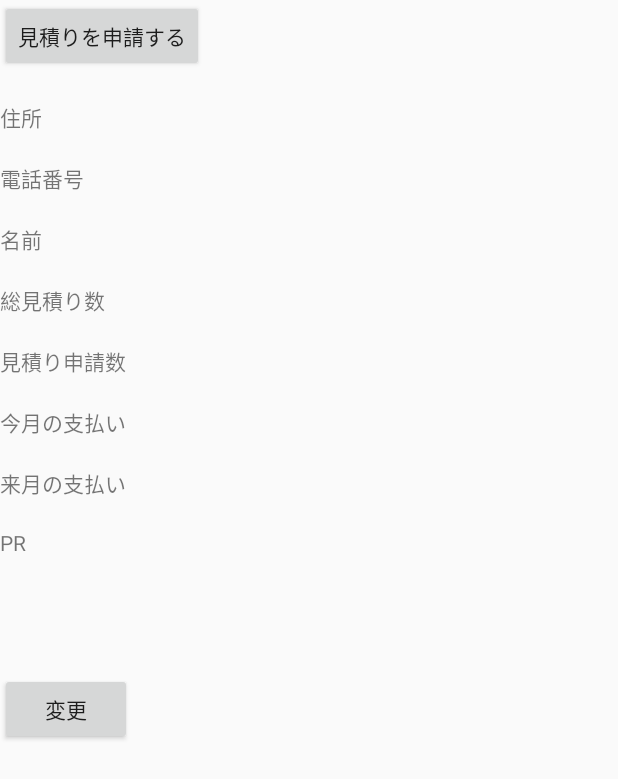
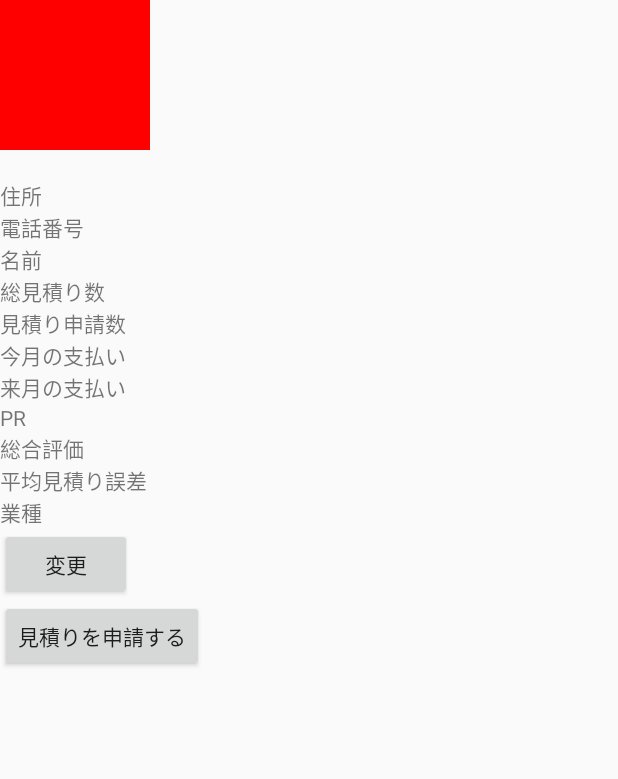
Before and after one commit to sonyanai/GoodHomes, an Android app: the layout fragment_businessaccount.xml on its own in the app's theme, with its tools: preview values and no code run, on a phone screen of 412 x 824 dp. Shown: the top 779 px of the screen. Run offline under Robolectric (Android 15) with nearby library versions, the phone set to English and light mode, and no system bars.

Commit message:
こっちに変更
ログイン中のダイアログと
エディットテキストの制限
客が日付けを指定してその日に大丈夫な会社がチャットに参加する人数制限あり
他より4000円くらい安いのを売りにする(人件費)
ソートは総合評価，平均見積り誤差，評価人数，評価数の割合，業種

```diff
--- a/app/src/main/res/layout/fragment_businessaccount.xml
+++ b/app/src/main/res/layout/fragment_businessaccount.xml
@@ -9,18 +9,21 @@
         android:orientation="vertical">
 
         <ImageView
-            android:layout_width="wrap_content"
-            android:layout_height="wrap_content"
+            android:layout_width="100dp"
+            android:layout_height="100dp"
+            android:background="#FF0000"
             android:id="@+id/companyImageView"/>
-        <Button
-            android:layout_width="wrap_content"
-            android:layout_height="wrap_content"
-            android:id="@+id/estimateButton"
-            android:text="見積りを申請する"/>
+
         <TextView
             android:layout_width="wrap_content"
             android:layout_height="wrap_content"
             android:id="@+id/companyNameTextView"/>
+
+        <LinearLayout
+            android:layout_width="match_parent"
+            android:layout_height="wrap_content"
+            android:orientation="horizontal">
+
             <TextView
                 android:layout_width="wrap_content"
                 android:layout_height="wrap_content"
@@ -28,7 +31,15 @@
             <TextView
                 android:layout_width="wrap_content"
                 android:layout_height="wrap_content"
-            android:id="@+id/addressTextView"/>
+                android:id="@+id/addressTextView"
+                android:paddingLeft="5dp"/>
+        </LinearLayout>
+
+        <LinearLayout
+            android:layout_width="match_parent"
+            android:layout_height="wrap_content"
+            android:orientation="horizontal">
+
             <TextView
                 android:layout_width="wrap_content"
                 android:layout_height="wrap_content"
@@ -36,7 +47,15 @@
             <TextView
                 android:layout_width="wrap_content"
                 android:layout_height="wrap_content"
-            android:id="@+id/companyNumberTextView"/>
+                android:id="@+id/companyNumberTextView"
+                android:paddingLeft="5dp"/>
+        </LinearLayout>
+
+        <LinearLayout
+            android:layout_width="match_parent"
+            android:layout_height="wrap_content"
+            android:orientation="horizontal">
+
             <TextView
                 android:layout_width="wrap_content"
                 android:layout_height="wrap_content"
@@ -44,7 +63,15 @@
             <TextView
                 android:layout_width="wrap_content"
                 android:layout_height="wrap_content"
-            android:id="@+id/nameTextView"/>
+                android:id="@+id/nameTextView"
+                android:paddingLeft="5dp"/>
+        </LinearLayout>
+
+        <LinearLayout
+            android:layout_width="match_parent"
+            android:layout_height="wrap_content"
+            android:orientation="horizontal">
+
             <TextView
                 android:layout_width="wrap_content"
                 android:layout_height="wrap_content"
@@ -52,7 +79,15 @@
             <TextView
                 android:layout_width="wrap_content"
                 android:layout_height="wrap_content"
-            android:id="@+id/totalEstimateTextView"/>
+                android:id="@+id/totalEstimateTextView"
+                android:paddingLeft="5dp"/>
+        </LinearLayout>
+
+        <LinearLayout
+            android:layout_width="match_parent"
+            android:layout_height="wrap_content"
+            android:orientation="horizontal">
+
             <TextView
                 android:layout_width="wrap_content"
                 android:layout_height="wrap_content"
@@ -60,7 +95,15 @@
             <TextView
                 android:layout_width="wrap_content"
                 android:layout_height="wrap_content"
-            android:id="@+id/unwatchEstimateTextView"/>
+                android:id="@+id/unwatchEstimateTextView"
+                android:paddingLeft="5dp"/>
+        </LinearLayout>
+
+        <LinearLayout
+            android:layout_width="match_parent"
+            android:layout_height="wrap_content"
+            android:orientation="horizontal">
+
             <TextView
                 android:layout_width="wrap_content"
                 android:layout_height="wrap_content"
@@ -68,7 +111,15 @@
             <TextView
                 android:layout_width="wrap_content"
                 android:layout_height="wrap_content"
-            android:id="@+id/thisPaymentTextView"/>
+                android:id="@+id/thisPaymentTextView"
+                android:paddingLeft="5dp"/>
+        </LinearLayout>
+
+        <LinearLayout
+            android:layout_width="match_parent"
+            android:layout_height="wrap_content"
+            android:orientation="horizontal">
+
             <TextView
                 android:layout_width="wrap_content"
                 android:layout_height="wrap_content"
@@ -76,27 +127,73 @@
             <TextView
                 android:layout_width="wrap_content"
                 android:layout_height="wrap_content"
-            android:id="@+id/nextPaymentTextView"/>
+                android:id="@+id/nextPaymentTextView"
+                android:paddingLeft="5dp"/>
+        </LinearLayout>
+
+        <LinearLayout
+            android:layout_width="match_parent"
+            android:layout_height="wrap_content"
+            android:orientation="horizontal">
+
             <TextView
                 android:layout_width="wrap_content"
                 android:layout_height="wrap_content"
                 android:text="PR"/>
             <TextView
-            android:layout_width="wrap_content"
+                android:layout_width="match_parent"
                 android:layout_height="wrap_content"
-            android:id="@+id/totalEvaluationTextView"/>
+                android:id="@+id/prTextView"
+                android:paddingLeft="5dp"/>
+        </LinearLayout>
+
+        <LinearLayout
+            android:layout_width="match_parent"
+            android:layout_height="wrap_content"
+            android:orientation="horizontal">
+
             <TextView
                 android:layout_width="wrap_content"
                 android:layout_height="wrap_content"
-            android:id="@+id/moneyEvaluationTextView"/>
+                android:text="総合評価"/>
             <TextView
                 android:layout_width="wrap_content"
                 android:layout_height="wrap_content"
-            android:id="@+id/industryTextView"/>
-        <TextView
+                android:id="@+id/totalEvaluationTextView"
+                android:paddingLeft="5dp"/>
+        </LinearLayout>
+
+        <LinearLayout
             android:layout_width="match_parent"
             android:layout_height="wrap_content"
-            android:id="@+id/prTextView"/>
+            android:orientation="horizontal">
+
+            <TextView
+                android:layout_width="wrap_content"
+                android:layout_height="wrap_content"
+                android:text="平均見積り誤差"/>
+            <TextView
+                android:layout_width="wrap_content"
+                android:layout_height="wrap_content"
+                android:id="@+id/moneyEvaluationTextView"
+                android:paddingLeft="5dp"/>
+        </LinearLayout>
+
+        <LinearLayout
+            android:layout_width="match_parent"
+            android:layout_height="wrap_content"
+            android:orientation="horizontal">
+
+            <TextView
+                android:layout_width="wrap_content"
+                android:layout_height="wrap_content"
+                android:text="業種"/>
+            <TextView
+                android:layout_width="wrap_content"
+                android:layout_height="wrap_content"
+                android:id="@+id/industryTextView"
+                android:paddingLeft="5dp"/>
+        </LinearLayout>
 
         <Button
             android:layout_width="wrap_content"
@@ -104,7 +201,11 @@
             android:text="変更"
             android:id="@+id/businessChangeButton"/>
 
-
+        <Button
+            android:layout_width="wrap_content"
+            android:layout_height="wrap_content"
+            android:id="@+id/estimateButton"
+            android:text="見積りを申請する"/>
 
     </LinearLayout>
 
```
Lines whose indentation alone changed are shown as unchanged.
